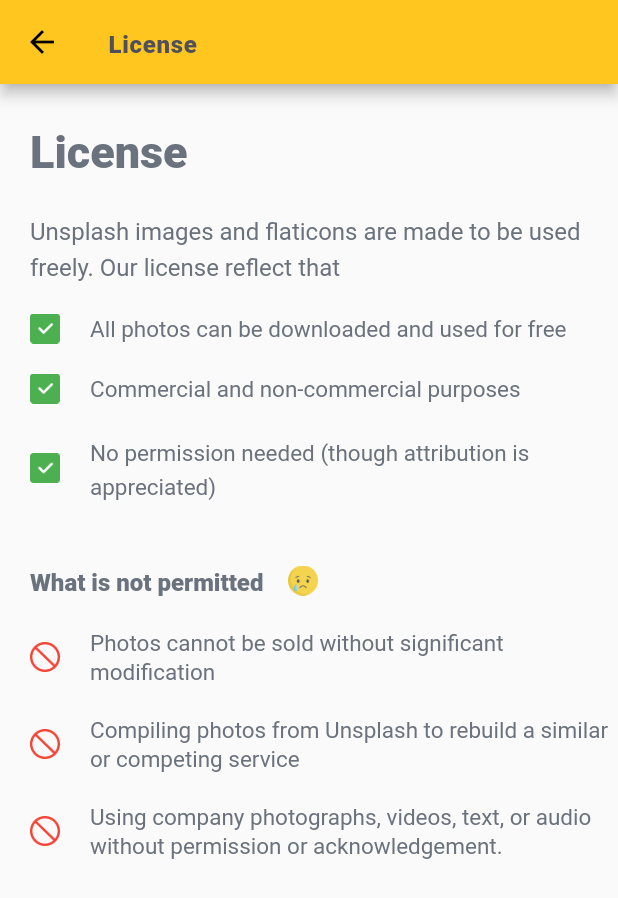
After one commit to PhurbaGyalzen/Byte-Bistro, a Flutter app: the LicenseSection screen opened by its route, on a phone screen of 412 x 824 dp. The commit adds this screen. Shown: the top 898 px of the screen. Run offline on Flutter 3.47's test engine with Material 2 defaults, Android fonts, the light colour scheme and no system bars; our stand-ins replace carousel_slider, convex_bottom_bar, dio, flutter_dotenv, flutter_secure_storage, flutter_slidable and 11 more; missing offline and left inert: esewa_pnp, hidable, qr_code_scanner; accounts and stored records are empty; network calls fail.

Commit message:
add license section

```diff
--- a/byte_bistro/lib/Screens/home/home.dart
+++ b/byte_bistro/lib/Screens/home/home.dart
@@ -1,6 +1,7 @@
 import 'package:byte_bistro/Screens/favourite/favourite.dart';
 import 'package:byte_bistro/Screens/home/widgets/tab_item.dart';
 import 'package:byte_bistro/Screens/home/widgets/top_of_day.dart';
+import 'package:byte_bistro/Screens/license_section.dart';
 import 'package:byte_bistro/Screens/profile/profile_screen.dart';
 import 'package:byte_bistro/Screens/qr_scanner.dart';
 import 'package:byte_bistro/constants/colors.dart';
@@ -34,9 +35,7 @@
     ),
     FavouritePage(),
     QrScannerScreen(),
-    HomeScreen(
-      scrollController: scrollController,
-    ),
+    LicenseSection(),
     ProfileScreen(),
 
     // EditProfilePage(),
--- /dev/null
+++ b/byte_bistro/lib/Screens/license_section.dart
@@ -0,0 +1,241 @@
+import 'package:flutter/material.dart';
+import 'package:get/get.dart';
+
+import '../constants/colors.dart';
+
+class LicenseSection extends StatelessWidget {
+  const LicenseSection({Key? key}) : super(key: key);
+
+  @override
+  Widget build(BuildContext context) {
+    return Scaffold(
+      appBar: AppBar(
+          leading: IconButton(
+              icon: Icon(Icons.arrow_back),
+              color: Colors.black,
+              onPressed: () => Get.offAllNamed('/home')),
+          title: Text(
+            'License',
+            style: Theme.of(context).textTheme.headline1,
+          ),
+          backgroundColor: kPrimary),
+      body: SafeArea(
+        child: SingleChildScrollView(
+          child: Container(
+            padding: EdgeInsets.only(left: 20, top: 20),
+            child: Column(
+              crossAxisAlignment: CrossAxisAlignment.start,
+              children: [
+                Text(
+                  'License',
+                  style: TextStyle(
+                      fontSize: 30, height: 1.5, fontWeight: FontWeight.bold),
+                ),
+                SizedBox(
+                  height: 20,
+                ),
+                Text(
+                  'Unsplash images and flaticons are made to be used freely. Our license reflect that',
+                  style: TextStyle(
+                    fontSize: 16,
+                    fontWeight: FontWeight.w400,
+                    height: 1.5,
+                  ),
+                ),
+                SizedBox(
+                  height: 20,
+                ),
+                Row(
+                  children: const [
+                    Image(
+                      image: AssetImage('assets/images/check.png'),
+                      height: 20,
+                      width: 20,
+                      fit: BoxFit.cover,
+                    ),
+                    SizedBox(
+                      width: 20,
+                    ),
+                    Expanded(
+                      child: Text(
+                        'All photos can be downloaded and used for free',
+                        style: TextStyle(
+                          fontSize: 15,
+                          fontWeight: FontWeight.w400,
+                          height: 1.3,
+                        ),
+                      ),
+                    )
+                  ],
+                ),
+                SizedBox(
+                  height: 20,
+                ),
+                Row(
+                  children: const [
+                    Image(
+                      image: AssetImage('assets/images/check.png'),
+                      height: 20,
+                      width: 20,
+                      fit: BoxFit.cover,
+                    ),
+                    SizedBox(
+                      width: 20,
+                    ),
+                    Expanded(
+                      child: Text(
+                        'Commercial and non-commercial purposes',
+                        style: TextStyle(
+                          fontSize: 15,
+                          fontWeight: FontWeight.w400,
+                          height: 1.3,
+                        ),
+                      ),
+                    )
+                  ],
+                ),
+                SizedBox(
+                  height: 20,
+                ),
+                Row(
+                  children: const [
+                    Image(
+                      image: AssetImage('assets/images/check.png'),
+                      height: 20,
+                      width: 20,
+                      fit: BoxFit.cover,
+                    ),
+                    SizedBox(
+                      width: 20,
+                    ),
+                    Expanded(
+                      child: Text(
+                        'No permission needed (though attribution is appreciated)',
+                        style: TextStyle(
+                          fontSize: 15,
+                          fontWeight: FontWeight.w400,
+                          height: 1.5,
+                        ),
+                      ),
+                    )
+                  ],
+                ),
+                SizedBox(
+                  height: 40,
+                ),
+                Row(
+                  mainAxisAlignment: MainAxisAlignment.spaceBetween,
+                  children: const [
+                    Expanded(
+                      child: Text(
+                        'What is not permitted',
+                        style: TextStyle(
+                          fontSize: 16,
+                          fontWeight: FontWeight.w600,
+                          height: 1.5,
+                        ),
+                      ),
+                    ),
+                    SizedBox(
+                      width: 5,
+                    ),
+                    Image(
+                      image: AssetImage('assets/images/sad.png'),
+                      height: 20,
+                      width: 20,
+                      fit: BoxFit.cover,
+                    ),
+                    SizedBox(
+                      width: 200,
+                    ),
+                  ],
+                ),
+                SizedBox(
+                  height: 20,
+                ),
+                Row(
+                  children: const [
+                    Image(
+                      image: AssetImage('assets/images/prohibition.png'),
+                      height: 20,
+                      width: 20,
+                      fit: BoxFit.cover,
+                      color: Colors.red,
+                    ),
+                    SizedBox(
+                      width: 20,
+                    ),
+                    Expanded(
+                      child: Text(
+                        'Photos cannot be sold without significant modification',
+                        style: TextStyle(
+                          fontSize: 15,
+                          fontWeight: FontWeight.w400,
+                          height: 1.3,
+                        ),
+                      ),
+                    )
+                  ],
+                ),
+                SizedBox(
+                  height: 20,
+                ),
+                Row(
+                  children: const [
+                    Image(
+                      image: AssetImage('assets/images/prohibition.png'),
+                      height: 20,
+                      width: 20,
+                      fit: BoxFit.cover,
+                      color: Colors.red,
+                    ),
+                    SizedBox(
+                      width: 20,
+                    ),
+                    Expanded(
+                      child: Text(
+                        'Compiling photos from Unsplash to rebuild a similar or competing service',
+                        style: TextStyle(
+                          fontSize: 15,
+                          fontWeight: FontWeight.w400,
+                          height: 1.3,
+                        ),
+                      ),
+                    )
+                  ],
+                ),
+                SizedBox(
+                  height: 20,
+                ),
+                Row(
+                  children: const [
+                    Image(
+                      image: AssetImage('assets/images/prohibition.png'),
+                      height: 20,
+                      width: 20,
+                      fit: BoxFit.cover,
+                      color: Colors.red,
+                    ),
+                    SizedBox(
+                      width: 20,
+                    ),
+                    Expanded(
+                      child: Text(
+                        'Using company photographs, videos, text, or audio without permission or acknowledgement.',
+                        style: TextStyle(
+                          fontSize: 15,
+                          fontWeight: FontWeight.w400,
+                          height: 1.3,
+                        ),
+                      ),
+                    )
+                  ],
+                ),
+              ],
+            ),
+          ),
+        ),
+      ),
+    );
+  }
+}
--- a/byte_bistro/lib/main.dart
+++ b/byte_bistro/lib/main.dart
@@ -7,6 +7,7 @@
 import 'package:byte_bistro/Screens/admin/widgets/admin_orders.dart';
 import 'package:byte_bistro/Screens/admin/widgets/update_food.dart';
 import 'package:byte_bistro/Screens/admin/widgets/view_food.dart';
+import 'package:byte_bistro/Screens/license_section.dart';
 import 'package:byte_bistro/Screens/reset_password.dart';
 
 import 'package:byte_bistro/Screens/admin/widgets/admin_dashboard.dart';
@@ -162,6 +163,7 @@
         GetPage(name: '/adminFoodDetail', page: () => AdminFoodDetail()),
         GetPage(name: '/userFoodDetail', page: () => UserFoodDetail()),
         GetPage(name: '/profileScreen', page: () => ProfileScreen()),
+        GetPage(name: '/licenseSection', page: () => LicenseSection()),
       ],
     );
   }
```
Also changed, not shown: byte_bistro/assets/images/check.png (added), byte_bistro/assets/images/prohibition.png (added), byte_bistro/assets/images/sad.png (added), 2 other files.
